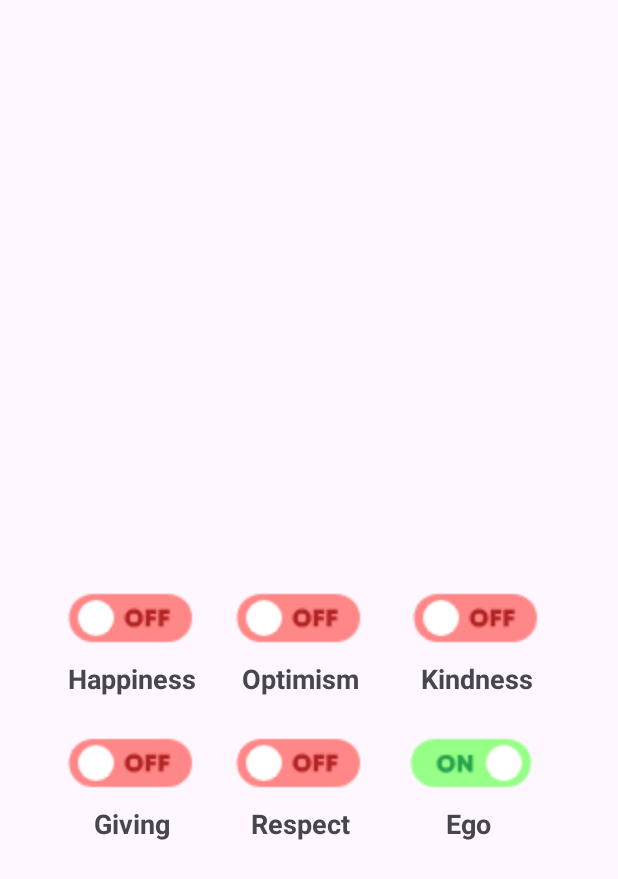
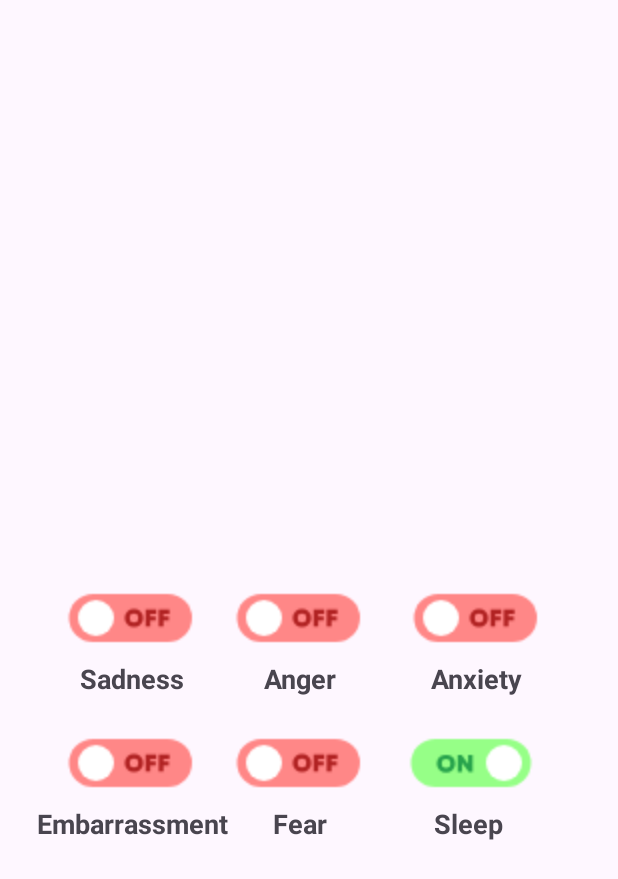
Before and after one commit to kvkfurkan/InsideOut, an Android app: the screen it shows after launch (MainActivity), on a phone screen of 412 x 824 dp. Shown: the top 879 px of the screen. Run offline under Robolectric (Android 15) with nearby library versions, the phone set to English and light mode, and no system bars; our stand-ins replace navigation-ui.

Commit message:
bottom navigation icons added.

```diff
--- a/app/src/main/java/dev/furkankavak/insideout/fragments/ego/EgoFragment.kt
+++ b/app/src/main/java/dev/furkankavak/insideout/fragments/ego/EgoFragment.kt
@@ -50,7 +50,7 @@ class EgoFragment : Fragment() {
     private fun initializeBottomNav(){
         bottomNav = (activity as MainActivity).getBottomNavigation()
         navController = (activity as MainActivity).getNavController()
-        addBottomNavItem(R.id.egoFragment, "Ego", R.drawable.ic_android_black_24dp, null)
+        addBottomNavItem(R.id.egoFragment, "Sleep", R.drawable.ic_sleep, null)
     }
 
     private fun addBottomNavItem(fragmentId: Int, title: String, iconRes: Int, switchId : CompoundButton?) {
@@ -104,19 +104,19 @@ class EgoFragment : Fragment() {
         checkSwitchStates()
 
         viewModel.isGivingEnabled.observe(viewLifecycleOwner) { isEnabled ->
-            handleSwitchStateChange(isEnabled, R.id.givingFragment, "Giving", R.drawable.ic_android_black_24dp, binding.switchGiving)
+            handleSwitchStateChange(isEnabled, R.id.givingFragment, "Embarrassment", R.drawable.ic_embarrassment, binding.switchGiving)
         }
         viewModel.isHappinessEnabled.observe(viewLifecycleOwner) { isEnabled ->
-            handleSwitchStateChange(isEnabled, R.id.happinessFragment, "Happiness", R.drawable.ic_android_black_24dp, binding.switchHappiness)
+            handleSwitchStateChange(isEnabled, R.id.happinessFragment, "Sadness", R.drawable.ic_sadness, binding.switchHappiness)
         }
         viewModel.isKindnessEnabled.observe(viewLifecycleOwner) { isEnabled ->
-            handleSwitchStateChange(isEnabled, R.id.kindnessFragment, "Kindness", R.drawable.ic_android_black_24dp, binding.switchKindness)
+            handleSwitchStateChange(isEnabled, R.id.kindnessFragment, "Anxiety", R.drawable.ic_anxiety, binding.switchKindness)
         }
         viewModel.isOptimismEnabled.observe(viewLifecycleOwner) { isEnabled ->
-            handleSwitchStateChange(isEnabled, R.id.optimismFragment, "Optimism", R.drawable.ic_android_black_24dp, binding.switchOptimism)
+            handleSwitchStateChange(isEnabled, R.id.optimismFragment, "Anger", R.drawable.ic_anger, binding.switchOptimism)
         }
         viewModel.isRespectEnabled.observe(viewLifecycleOwner) { isEnabled ->
-            handleSwitchStateChange(isEnabled, R.id.respectFragment, "Respect", R.drawable.ic_android_black_24dp, binding.switchRespect)
+            handleSwitchStateChange(isEnabled, R.id.respectFragment, "Fear", R.drawable.ic_fear, binding.switchRespect)
         }
 
     }
@@ -183,7 +183,7 @@ class EgoFragment : Fragment() {
             }
         }
         if (!bottomNavItems.contains(R.id.egoFragment)){
-            bottomNav.menu.add(R.id.egoFragment, R.id.egoFragment, Menu.NONE, "Ego").setIcon(R.drawable.ic_android_black_24dp)
+            bottomNav.menu.add(R.id.egoFragment, R.id.egoFragment, Menu.NONE, "Sleep").setIcon(R.drawable.ic_android_black_24dp)
         }
 
         bottomNavItems.clear()
--- /dev/null
+++ b/app/src/main/res/drawable/ic_anger.xml
@@ -0,0 +1,9 @@
+<vector xmlns:android="http://schemas.android.com/apk/res/android"
+    android:width="800dp"
+    android:height="800dp"
+    android:viewportWidth="185"
+    android:viewportHeight="260">
+  <path
+      android:pathData="M156.8,92.6c-3.1,-8.5 -1.4,-17.1 -2.5,-26.3c-1.5,-12.2 -15.2,-16.5 -15.2,-16.5s1.7,2 2.9,9.3c1.2,7.2 -5.8,16.8 -5.8,16.8s0.3,-22.9 -11.9,-33.8c-9.7,-8.7 -13.4,-26 -13.4,-26s-7.1,10.6 -3.7,26.2c3.1,14.1 -2.6,24.5 -2.6,24.5s-0.4,-6.7 -8.9,-22.4c-6.2,-11.5 0.2,-21.4 0.2,-30.7S86.4,2 86.4,2s4.3,7.3 -0.7,14.7c-3.8,5.6 -14.2,11.7 -14.4,25.9c-0.1,8.5 -2.2,19 -2.9,20.6c-0.3,-16.5 -20.4,-29 -20.4,-29s3.7,16 2,29.8c-1.7,13.7 -9.2,22.6 -9.2,22.6s0.7,-5.1 -1,-10.4c-3.3,-9.9 -12.4,-12.4 -12.4,-12.4s1.9,27.2 -9.5,49.5c-5.1,10.1 -15.6,31.2 -15.6,54.5c0,49.8 40.4,90.2 90.2,90.2s90.2,-40.4 90.2,-90.2C182.7,127.7 159.2,99.2 156.8,92.6zM38.4,162.1c0,-2.2 0.4,-4.3 1.2,-6.3l-13.2,-5.1l3.6,-9.2l52.2,20.3l-3.6,9.2l-6.2,-2.4c-2.6,6.5 -8.9,11.2 -16.4,11.2C46.2,179.7 38.4,171.8 38.4,162.1zM116.3,239.1c-15.1,6.9 -32.4,6.9 -47.5,0c-4.1,-1.9 -6.1,-6.6 -4.7,-10.8l4.6,-13.3c1.2,-3.6 4.6,-5.9 8.3,-5.9h31.2c3.8,0 7.1,2.4 8.3,5.9l4.6,13.3C122.4,232.5 120.4,237.2 116.3,239.1zM146.6,162.1c0,9.7 -7.9,17.6 -17.6,17.6c-7.5,0 -13.8,-4.6 -16.4,-11.2l-6.2,2.4l-3.6,-9.2l52.2,-20.3l3.6,9.2l-13.2,5.1C146.2,157.8 146.6,159.9 146.6,162.1z"
+      android:fillColor="#000000"/>
+</vector>
--- /dev/null
+++ b/app/src/main/res/drawable/ic_anxiety.xml
@@ -0,0 +1,9 @@
+<vector xmlns:android="http://schemas.android.com/apk/res/android"
+    android:width="800dp"
+    android:height="800dp"
+    android:viewportWidth="260"
+    android:viewportHeight="260">
+  <path
+      android:pathData="M130,2C59.3,2 2,59.3 2,130s57.3,128 128,128s128,-57.3 128,-128S200.7,2 130,2zM45.6,88.3L108,68.7l4.2,13.4l-62.4,19.5L45.6,88.3zM59.9,127c0,-12.2 9.8,-22 22,-22s22,9.8 22,22s-9.8,22 -22,22S59.9,139.2 59.9,127zM173.8,209.6l-15.6,-12.3l-18.8,14.8l-18.8,-14.8l-18.8,14.8l-22,-17.3l6.4,-8.1l15.6,12.3l18.8,-14.8l18.8,14.8l18.8,-14.8l22,17.3L173.8,209.6zM178.1,149c-12.2,0 -22,-9.8 -22,-22s9.8,-22 22,-22s22,9.8 22,22S190.3,149 178.1,149zM210.2,101.6l-62.4,-19.5l4.2,-13.4l62.4,19.5L210.2,101.6z"
+      android:fillColor="#000000"/>
+</vector>
--- /dev/null
+++ b/app/src/main/res/drawable/ic_embarrassment.xml
@@ -0,0 +1,9 @@
+<vector xmlns:android="http://schemas.android.com/apk/res/android"
+    android:width="800dp"
+    android:height="800dp"
+    android:viewportWidth="260"
+    android:viewportHeight="245">
+  <path
+      android:pathData="M210.8,126.1c0,-14.4 16.8,-40.1 22.7,-48.7c-17.8,-44 -61,-75 -111.4,-75C55.8,2.3 2,56.1 2,122.5c0,66.4 53.8,120.2 120.2,120.2c53.7,0 99.2,-35.3 114.6,-83.9C222.2,157.1 210.8,143.1 210.8,126.1zM56.1,106.6c0,-0.5 0,-1 0.1,-1.5c-5.4,1 -10.8,1.6 -16,1.9l-0.8,-13.1c10.4,-0.6 19.8,-2.1 28.7,-5.9c0.3,-0.2 0.7,-0.3 1,-0.4c9,-4 17.5,-10.5 26.2,-20.9l10.1,8.5c-5.3,6.3 -10.6,11.3 -15.9,15.4c4.8,3.8 8,9.7 8,16.3c0,11.4 -9.3,20.7 -20.7,20.7S56.1,118 56.1,106.6zM121.3,199.8c-21.2,0 -39.4,-12.9 -47.2,-31.3h94.3C160.7,186.9 142.5,199.8 121.3,199.8zM202.5,106.9c-5.3,-0.3 -10.6,-0.8 -16,-1.9c0,0.5 0.1,1 0.1,1.5c0,11.4 -9.3,20.7 -20.7,20.7c-11.4,0 -20.7,-9.3 -20.7,-20.7c0,-6.6 3.1,-12.5 8,-16.3c-5.3,-4 -10.6,-9.1 -15.9,-15.4l10.1,-8.5c8.8,10.4 17.3,16.9 26.2,20.9c0.3,0.1 0.7,0.3 1,0.4c8.9,3.8 18.2,5.3 28.6,5.9L202.5,106.9zM258,126.1c0,12.5 -8.3,22.6 -18.5,22.6h-0.1c-10.2,0 -18.5,-10.2 -18.5,-22.6c0,-10 10.1,-26.6 18.5,-39.3C247.9,99.5 258,115.7 258,126.1z"
+      android:fillColor="#000000"/>
+</vector>
--- /dev/null
+++ b/app/src/main/res/drawable/ic_fear.xml
@@ -0,0 +1,9 @@
+<vector xmlns:android="http://schemas.android.com/apk/res/android"
+    android:width="800dp"
+    android:height="800dp"
+    android:viewportWidth="32"
+    android:viewportHeight="32">
+  <path
+      android:pathData="M16,2C8.3,2 2,8.3 2,16s6.3,14 14,14s14,-6.3 14,-14S23.7,2 16,2zM9,18c0,0.6 -0.4,1 -1,1s-1,-0.4 -1,-1v-3c0,-0.6 0.4,-1 1,-1s1,0.4 1,1V18zM21,25c0,0.6 -0.4,1 -1,1h-8c-0.6,0 -1,-0.4 -1,-1v-4c0,-2.8 2.2,-5 5,-5s5,2.2 5,5V25zM25,18c0,0.6 -0.4,1 -1,1s-1,-0.4 -1,-1v-3c0,-0.6 0.4,-1 1,-1s1,0.4 1,1V18z"
+      android:fillColor="#000000"/>
+</vector>
--- /dev/null
+++ b/app/src/main/res/drawable/ic_sadness.xml
@@ -0,0 +1,10 @@
+<vector xmlns:android="http://schemas.android.com/apk/res/android"
+    android:width="800dp"
+    android:height="800dp"
+    android:viewportWidth="16"
+    android:viewportHeight="16">
+  <path
+      android:pathData="M8,16C12.418,16 16,12.418 16,8C16,3.582 12.418,0 8,0C3.582,0 0,3.582 0,8C0,12.418 3.582,16 8,16ZM8,9C9.657,9 11,10.343 11,12H5C5,10.343 6.343,9 8,9ZM7,4H6L4,5.5C4,6.328 4.672,7 5.5,7C6.328,7 7,6.328 7,5.5V4ZM10,4H9V5.5C9,6.328 9.672,7 10.5,7C11.328,7 12,6.328 12,5.5L10,4Z"
+      android:fillColor="#000000"
+      android:fillType="evenOdd"/>
+</vector>
--- /dev/null
+++ b/app/src/main/res/drawable/ic_sleep.xml
@@ -0,0 +1,15 @@
+<vector xmlns:android="http://schemas.android.com/apk/res/android"
+    android:width="800dp"
+    android:height="800dp"
+    android:viewportWidth="32"
+    android:viewportHeight="32">
+  <path
+      android:pathData="M21,10h-0.6l1.3,-1.3C22,8.4 22.1,8 21.9,7.6S21.4,7 21,7h-3c-0.6,0 -1,0.4 -1,1s0.4,1 1,1h0.6l-1.3,1.3c-0.3,0.3 -0.4,0.7 -0.2,1.1S17.6,12 18,12h3c0.6,0 1,-0.4 1,-1S21.6,10 21,10z"
+      android:fillColor="#000000"/>
+  <path
+      android:pathData="M28,8h-1.6l2.1,-2.3c0.3,-0.3 0.3,-0.7 0.2,-1.1C28.6,4.2 28.2,4 27.8,4H24c-0.6,0 -1,0.4 -1,1s0.4,1 1,1h1.6l-2.1,2.3c-0.3,0.3 -0.3,0.7 -0.2,1.1c0.2,0.4 0.5,0.6 0.9,0.6H28c0.6,0 1,-0.4 1,-1S28.6,8 28,8z"
+      android:fillColor="#000000"/>
+  <path
+      android:pathData="M29.3,11.7C28.9,11.9 28.5,12 28,12h-3.8c-0.1,0 -0.3,0 -0.4,0c-0.4,1.2 -1.5,2 -2.8,2h-3c-1.2,0 -2.3,-0.7 -2.8,-1.9c-0.4,-0.9 -0.3,-1.9 0.2,-2.6C15.1,9.1 15,8.5 15,8c0,-1.7 1.3,-3 3,-3h3c0,-0.7 0.2,-1.3 0.6,-1.8c-0.1,-0.1 -0.1,-0.1 -0.2,-0.1C19.7,2.4 17.9,2 16,2C8.3,2 2,8.3 2,16s6.3,14 14,14s14,-6.3 14,-14C30,14.5 29.8,13.1 29.3,11.7C29.3,11.7 29.3,11.7 29.3,11.7zM7.7,17.8c-0.4,-0.4 -0.5,-1 -0.1,-1.4c0.4,-0.4 1,-0.5 1.4,-0.1c0.4,0.3 1.1,0.8 2,0.8s1.6,-0.4 2,-0.8c0.4,-0.4 1,-0.3 1.4,0.1s0.3,1 -0.1,1.4C13.4,18.6 12.2,19 11,19S8.6,18.6 7.7,17.8zM19,24h-6c-0.6,0 -1,-0.4 -1,-1c0,-2.2 1.8,-4 4,-4s4,1.8 4,4C20,23.6 19.6,24 19,24zM24.3,17.8C23.4,18.6 22.2,19 21,19s-2.4,-0.4 -3.3,-1.2c-0.4,-0.4 -0.5,-1 -0.1,-1.4c0.4,-0.4 1,-0.5 1.4,-0.1c0.4,0.3 1.1,0.8 2,0.8s1.6,-0.4 2,-0.8c0.4,-0.4 1,-0.3 1.4,0.1C24.7,16.8 24.7,17.4 24.3,17.8z"
+      android:fillColor="#000000"/>
+</vector>
--- a/app/src/main/res/layout/fragment_ego.xml
+++ b/app/src/main/res/layout/fragment_ego.xml
@@ -25,7 +25,7 @@
         android:id="@+id/tvHappiness"
         android:layout_width="wrap_content"
         android:layout_height="wrap_content"
-        android:text="@string/happiness"
+        android:text="@string/sadness"
         android:textSize="18sp"
         android:textStyle="bold"
         android:layout_marginHorizontal="24dp"
@@ -52,7 +52,7 @@
         android:id="@+id/tvOptimism"
         android:layout_width="wrap_content"
         android:layout_height="wrap_content"
-        android:text="@string/optimism"
+        android:text="@string/anger"
         android:textSize="18sp"
         android:textStyle="bold"
         android:layout_marginHorizontal="24dp"
@@ -81,7 +81,7 @@
         android:id="@+id/tvKindness"
         android:layout_width="wrap_content"
         android:layout_height="wrap_content"
-        android:text="@string/kindness"
+        android:text="@string/anxiety"
         android:textSize="18sp"
         android:textStyle="bold"
         android:layout_marginHorizontal="24dp"
@@ -109,7 +109,7 @@
         android:id="@+id/tvGiving"
         android:layout_width="wrap_content"
         android:layout_height="wrap_content"
-        android:text="@string/giving"
+        android:text="@string/embarrassment"
         android:textSize="18sp"
         android:textStyle="bold"
         android:layout_marginHorizontal="24dp"
@@ -136,7 +136,7 @@
         android:id="@+id/tvRespect"
         android:layout_width="wrap_content"
         android:layout_height="wrap_content"
-        android:text="@string/respect"
+        android:text="@string/fear"
         android:textSize="18sp"
         android:textStyle="bold"
         android:layout_marginHorizontal="24dp"
@@ -164,7 +164,7 @@
         android:id="@+id/tvEgo"
         android:layout_width="wrap_content"
         android:layout_height="wrap_content"
-        android:text="@string/ego"
+        android:text="@string/sleep"
         android:textSize="18sp"
         android:textStyle="bold"
         android:layout_marginHorizontal="24dp"
--- a/app/src/main/res/values/strings.xml
+++ b/app/src/main/res/values/strings.xml
@@ -1,9 +1,9 @@
 <resources>
     <string name="app_name">InsideOut</string>
-    <string name="happiness">Happiness</string>
-    <string name="optimism">Optimism</string>
-    <string name="kindness">Kindness</string>
-    <string name="giving">Giving</string>>
-    <string name="respect">Respect</string>
-    <string name="ego">Ego</string>
+    <string name="sadness">Sadness</string>
+    <string name="anger">Anger</string>
+    <string name="anxiety">Anxiety</string>
+    <string name="embarrassment">Embarrassment</string>>
+    <string name="fear">Fear</string>
+    <string name="sleep">Sleep</string>
 </resources>
```
